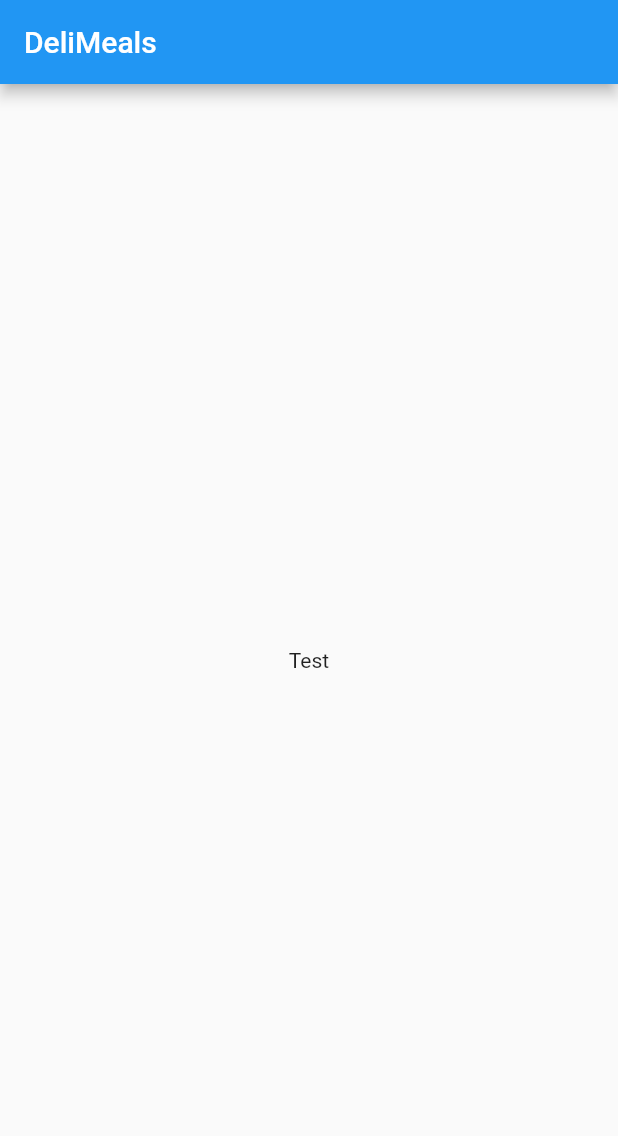
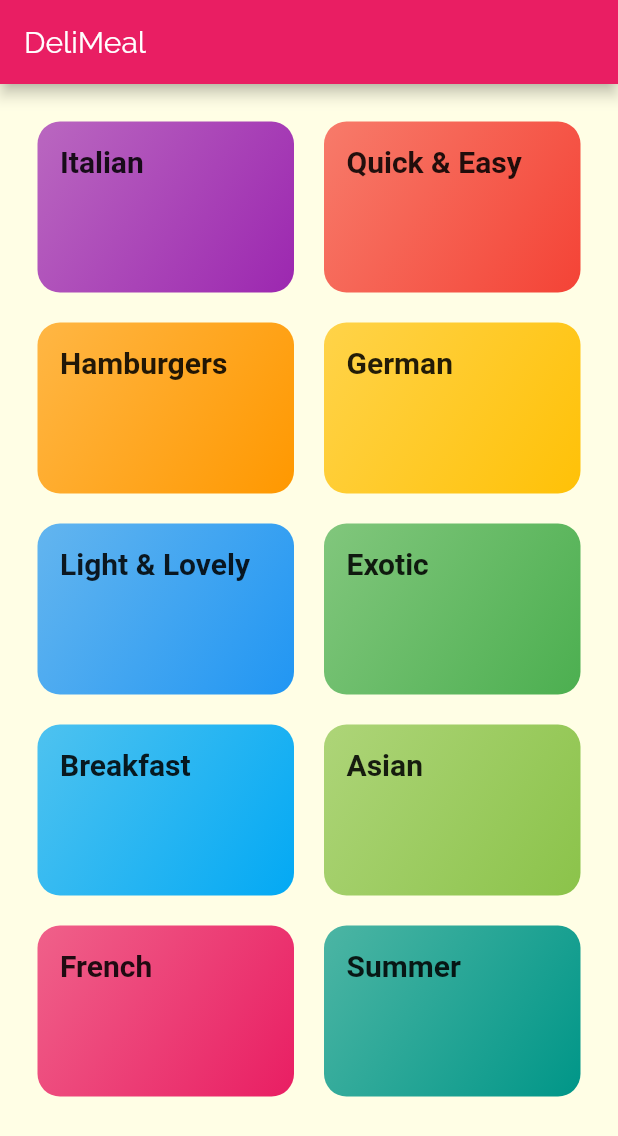
Before and after one commit to harshitm98/Meals-App, a Flutter app: the screen it shows after launch, on a phone screen of 412 x 824 dp. Shown: the top 1136 px of the screen. Run offline on Flutter 3.47's test engine with Material 2 defaults, Android fonts, the phone set to English and light mode, and no system bars; Roboto replaces fonts that are missing (RobotoCondesed).

Commit message:
Added a basic theme

```diff
--- /dev/null
+++ b/lib/categories_screen.dart
@@ -0,0 +1,29 @@
+import 'package:flutter/material.dart';
+import 'package:meals_app/models/category_item.dart';
+
+import './dummy-data.dart';
+
+class CategoriesScreen extends StatelessWidget {
+  @override
+  Widget build(BuildContext context) {
+    return Scaffold(
+      appBar: AppBar(
+        title: const Text("DeliMeal"),
+      ),
+      body: GridView(
+        padding: const EdgeInsets.all(25),
+        children: DUMMY_CATEGORIES
+            .map((catData) => CategoryItem(
+                  catData.title,
+                  catData.color,
+                ))
+            .toList(),
+        gridDelegate: SliverGridDelegateWithMaxCrossAxisExtent(
+            maxCrossAxisExtent: 200,
+            childAspectRatio: 3 / 2,
+            crossAxisSpacing: 20,
+            mainAxisSpacing: 20),
+      ),
+    );
+  }
+}
--- /dev/null
+++ b/lib/dummy-data.dart
@@ -0,0 +1,56 @@
+import 'package:flutter/material.dart';
+
+import './models/category.dart';
+
+const DUMMY_CATEGORIES = const [
+  Category(
+    id: 'c1',
+    title: 'Italian',
+    color: Colors.purple,
+  ),
+  Category(
+    id: 'c2',
+    title: 'Quick & Easy',
+    color: Colors.red,
+  ),
+  Category(
+    id: 'c3',
+    title: 'Hamburgers',
+    color: Colors.orange,
+  ),
+  Category(
+    id: 'c4',
+    title: 'German',
+    color: Colors.amber,
+  ),
+  Category(
+    id: 'c5',
+    title: 'Light & Lovely',
+    color: Colors.blue,
+  ),
+  Category(
+    id: 'c6',
+    title: 'Exotic',
+    color: Colors.green,
+  ),
+  Category(
+    id: 'c7',
+    title: 'Breakfast',
+    color: Colors.lightBlue,
+  ),
+  Category(
+    id: 'c8',
+    title: 'Asian',
+    color: Colors.lightGreen,
+  ),
+  Category(
+    id: 'c9',
+    title: 'French',
+    color: Colors.pink,
+  ),
+  Category(
+    id: 'c10',
+    title: 'Summer',
+    color: Colors.teal,
+  ),
+];
--- a/lib/main.dart
+++ b/lib/main.dart
@@ -1,4 +1,7 @@
 import 'package:flutter/material.dart';
+
+
+import './categories_screen.dart';
 
 void main() => runApp(MyApp());
 
@@ -8,9 +11,18 @@ class MyApp extends StatelessWidget {
     return MaterialApp(
       title: 'DeliMeals',
       theme: ThemeData(
-        primarySwatch: Colors.blue,
+        primarySwatch: Colors.pink,
+        accentColor: Colors.amber,
+        canvasColor: Color.fromRGBO(255, 254, 229, 1),
+        fontFamily: 'Raleway',
+        textTheme: ThemeData.light().textTheme.copyWith(
+          body1: TextStyle(color: Color.fromRGBO(20, 51, 51, 1)),
+          body2: TextStyle(color: Color.fromRGBO(20, 51, 51, 1)),
+          title: TextStyle(fontSize: 20, fontFamily: "RobotoCondesed",fontWeight: FontWeight.bold,),
+        ),
+
       ),
-      home: MyHomePage(title: 'DeliMeals'),
+      home: CategoriesScreen(),
     );
   }
 }
--- /dev/null
+++ b/lib/models/category.dart
@@ -0,0 +1,13 @@
+import 'package:flutter/material.dart';
+
+class Category {
+  final String id;
+  final String title;
+  final Color color;
+
+  const Category({
+    @required this.id,
+    @required this.title,
+    this.color = Colors.orange,
+  });
+}
--- /dev/null
+++ b/lib/models/category_item.dart
@@ -0,0 +1,28 @@
+import 'package:flutter/material.dart';
+
+class CategoryItem extends StatelessWidget {
+  final String title;
+  final Color color;
+
+  CategoryItem(this.title, this.color);
+
+  @override
+  Widget build(BuildContext context) {
+    return Container(
+      padding: const EdgeInsets.all(15),
+      child: Text(title, style: Theme.of(context).textTheme.title,),
+      decoration: BoxDecoration(
+        gradient: LinearGradient(
+          colors: [
+            color.withOpacity(0.7),
+            color,
+          ],
+          begin: Alignment.topLeft,
+          end: Alignment.bottomRight
+        ),
+        borderRadius: BorderRadius.circular(15)
+      ),
+
+    );
+  }
+}
```
Also changed, not shown: pubspec.yaml (+17 -11 lines), assets/fonts/Raleway-Black.ttf (added), assets/fonts/Raleway-Bold.ttf (added), assets/fonts/Raleway-Regular.ttf (added), assets/fonts/RobotoCondensed-Bold.ttf (added), assets/fonts/RobotoCondensed-Italic.ttf (added), assets/fonts/RobotoCondensed-Light.ttf (added), assets/fonts/RobotoCondensed-Regular.ttf (added).
